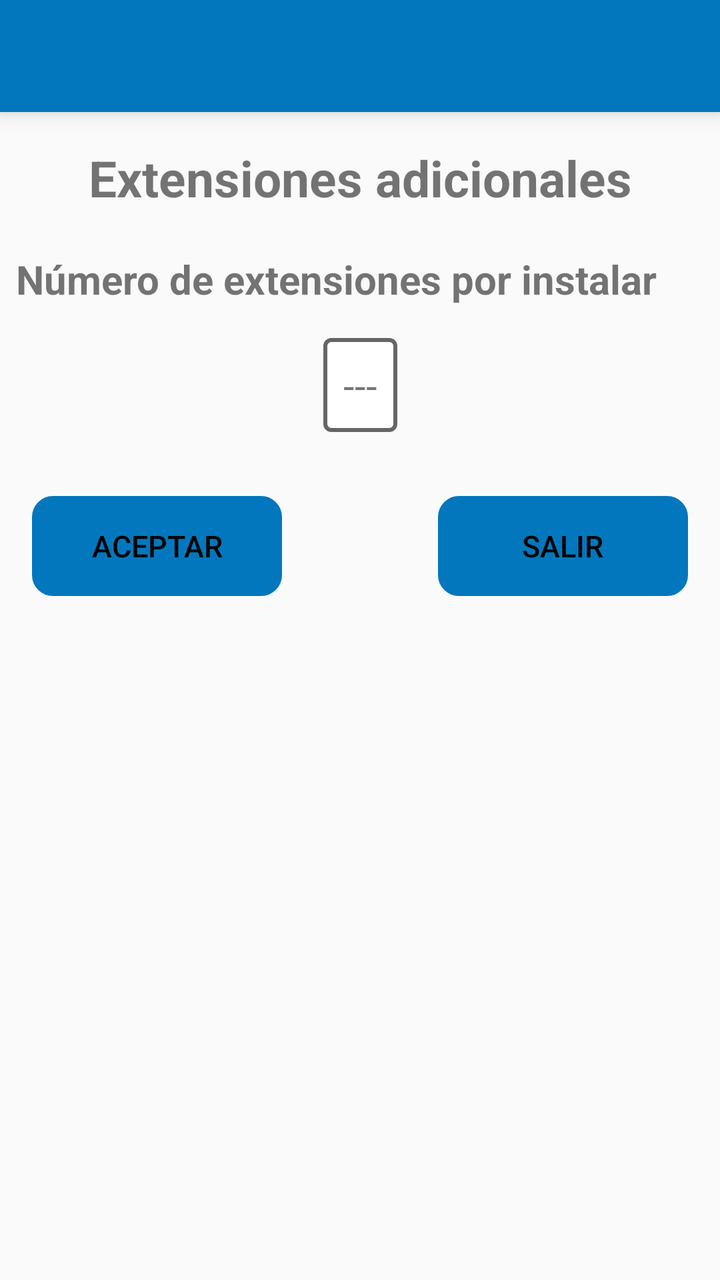
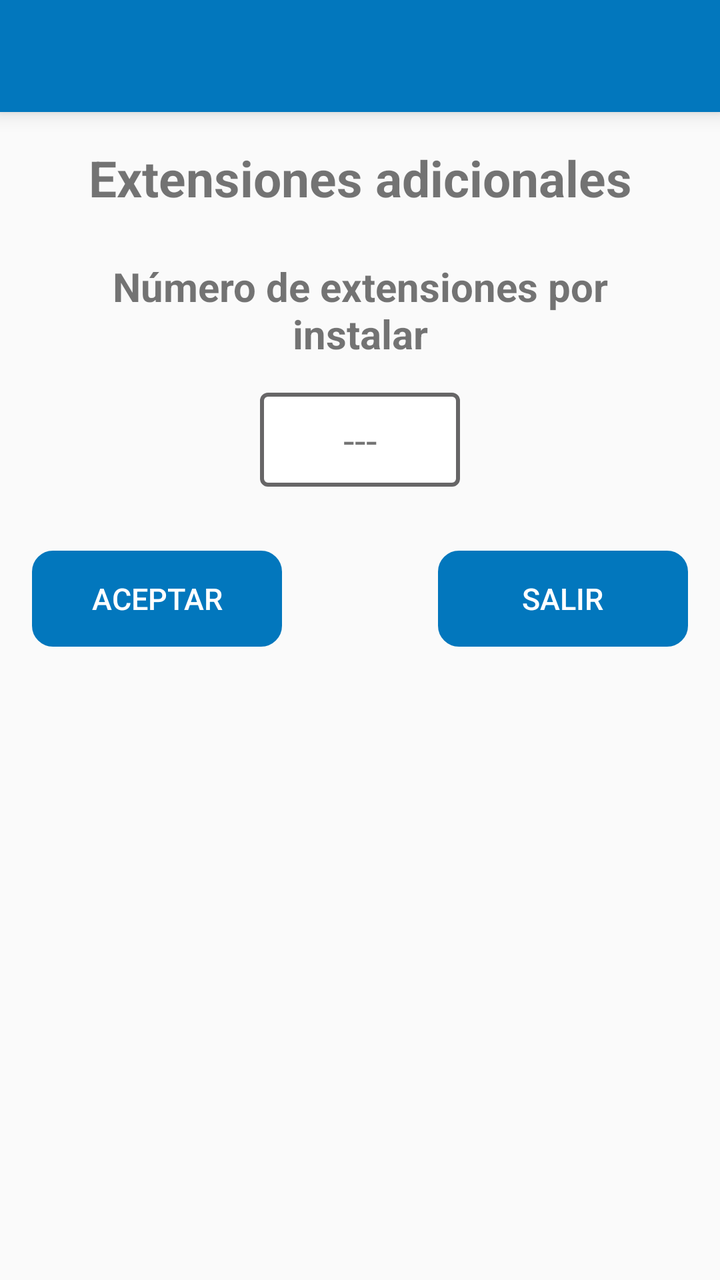

Two renders of the same Android screen: before a commit and after it. Below are the layout's source before the change and the commit's diff.
<!-- AndroidManifest.xml: application theme AppTheme -->
<!-- res/layout/activity_extencion.xml -->
<android.support.constraint.ConstraintLayout xmlns:app="http://schemas.android.com/apk/res-auto"
    xmlns:tools="http://schemas.android.com/tools"
    android:layout_width="match_parent"
    xmlns:android="http://schemas.android.com/apk/res/android"
    android:layout_height="match_parent">

    <include
        android:id="@+id/includeExtencion"
        layout="@layout/toolbar"
        tools:layout_editor_absoluteX="16dp"
        tools:layout_editor_absoluteY="84dp"></include>

    <TextView
        android:id="@+id/qwe"
        android:layout_width="wrap_content"
        android:layout_height="30dp"
        android:layout_alignParentStart="true"
        android:layout_alignParentTop="true"
        android:layout_marginTop="16dp"
        android:text="@string/extensiones_Adicionales"
        android:textSize="@dimen/titulos"
        android:textStyle="bold"
        app:layout_constraintEnd_toEndOf="parent"
        app:layout_constraintStart_toStartOf="parent"
        app:layout_constraintTop_toBottomOf="@+id/includeExtencion" />

    <TextView
        android:id="@+id/asd"
        android:layout_width="wrap_content"
        android:layout_height="wrap_content"
        android:layout_below="@+id/qwe"

        android:layout_marginStart="8dp"
        android:layout_marginTop="24dp"
        android:text="@string/numero_de_Extensiones"
        android:textSize="@dimen/grande"
        android:textStyle="bold"
        app:layout_constraintStart_toStartOf="parent"
        app:layout_constraintTop_toBottomOf="@+id/qwe" />

    <TextView
        android:id="@+id/txtExtencion"
        android:layout_width="wrap_content"
        android:layout_height="wrap_content"
        android:layout_below="@+id/asd"
        android:layout_centerHorizontal="true"
        android:layout_marginTop="16dp"
        android:background="@drawable/contorno"
        android:gravity="center"
        android:text="---"
        android:textSize="@dimen/grande"
        app:layout_constraintEnd_toEndOf="parent"
        app:layout_constraintStart_toStartOf="parent"
        app:layout_constraintTop_toBottomOf="@+id/asd" />

    <Button
        android:id="@+id/extencionAceptar"
        android:layout_width="125dp"
        android:layout_height="@dimen/botonMedianoA"
        android:layout_below="@+id/txtExtencion"
        android:layout_alignParentStart="true"
        android:layout_marginStart="16dp"
        android:layout_marginTop="32dp"
        android:textColor="#000"
        android:background="@drawable/boton"
        android:backgroundTint="@color/colorPrimary"
        android:text="@string/aceptar"
        android:textSize="@dimen/mediano"
        app:layout_constraintStart_toStartOf="parent"
        app:layout_constraintTop_toBottomOf="@+id/txtExtencion" />

    <Button
        android:id="@+id/extencionSalir"
        android:layout_width="125dp"
        android:layout_height="@dimen/botonMedianoA"
        android:layout_below="@+id/txtExtencion"
        android:layout_marginTop="32dp"
        android:layout_marginEnd="16dp"
        android:textSize="@dimen/mediano"
        android:layout_toEndOf="@+id/extencionAceptar"
        android:textColor="#000"
        android:background="@drawable/boton"
        android:backgroundTint="@color/colorPrimary"
        android:text="@string/salir"
        app:layout_constraintEnd_toEndOf="parent"
        app:layout_constraintTop_toBottomOf="@+id/txtExtencion" />
</android.support.constraint.ConstraintLayout>
<!-- res/layout/toolbar.xml (included above) -->
<?xml version="1.0" encoding="utf-8"?>
<android.support.v7.widget.Toolbar xmlns:android="http://schemas.android.com/apk/res/android"
    android:layout_width="match_parent"
    android:layout_height="?attr/actionBarSize"
    xmlns:app="http://schemas.android.com/apk/res-auto"
    android:background="@color/colorPrimary"
    android:elevation="6dp"
    android:theme="@style/ThemeOverlay.AppCompat.Dark.ActionBar"
    app:popupTheme="@style/ThemeOverlay.AppCompat.Light"/>
<!-- resources referenced by this layout -->
<resources>
  <color name="colorPrimary">#0277BD</color>
  <dimen name="botonMedianoA">50dp</dimen>
  <dimen name="grande">20dp</dimen>
  <dimen name="mediano">15dp</dimen>
  <dimen name="titulos">25dp</dimen>
  <!-- drawable boton (drawable) -->
  <?xml version="1.0" encoding="utf-8"?>
      <shape xmlns:android="http://schemas.android.com/apk/res/android" android:shape="rectangle">
          <stroke  android:width="1dp"/>
          <corners android:radius="10dp"/>
  
  
      </shape>
  <!-- drawable contorno (drawable) -->
  <?xml version="1.0" encoding="utf-8"?>
  <selector xmlns:android="http://schemas.android.com/apk/res/android">
      <item><layer-list>
          <item>
              <shape>
                  <solid
                      android:color="#ffff">
                  </solid>
  
                  <corners android:radius="3dp" />
  
                  <padding
                      android:bottom="10dp"
                      android:left="10dp"
                      android:right="10dp"
                      android:top="10dp" />
                  <stroke
                      android:width="2dp"
                      android:color="#676667"/>
              </shape>
          </item>
  
      </layer-list></item>
  </selector>
  <string name="aceptar">Aceptar</string>
  <string name="extensiones_Adicionales">Extensiones adicionales</string>
  <string name="numero_de_Extensiones">Número de extensiones por instalar</string>
  <string name="salir">Salir</string>
  <style name="AppTheme" parent="Theme.AppCompat.Light.DarkActionBar">
          
          <item name="colorPrimary">@color/colorPrimary</item>
          <item name="colorPrimaryDark">@color/colorPrimaryDark</item>
          <item name="colorAccent">@color/colorAccent</item>
          <item name="android:colorForeground">@android:color/background_dark</item>
      </style>
  <color name="colorPrimaryDark">#004C8C</color>
  <color name="colorAccent">#0000FF</color>
</resources>

<!-- the commit's change to res/layout/activity_extencion.xml (unified diff, before → after) -->
@@ -12,35 +12,39 @@
 
     <TextView
         android:id="@+id/qwe"
-        android:layout_width="wrap_content"
-        android:layout_height="30dp"
+        android:layout_width="300dp"
+        android:layout_height="wrap_content"
         android:layout_alignParentStart="true"
         android:layout_alignParentTop="true"
         android:layout_marginTop="16dp"
         android:text="@string/extensiones_Adicionales"
         android:textSize="@dimen/titulos"
         android:textStyle="bold"
+        android:textAlignment="center"
         app:layout_constraintEnd_toEndOf="parent"
         app:layout_constraintStart_toStartOf="parent"
         app:layout_constraintTop_toBottomOf="@+id/includeExtencion" />
 
     <TextView
         android:id="@+id/asd"
-        android:layout_width="wrap_content"
+        android:layout_width="300dp"
         android:layout_height="wrap_content"
         android:layout_below="@+id/qwe"
 
         android:layout_marginStart="8dp"
         android:layout_marginTop="24dp"
+        android:layout_marginEnd="8dp"
         android:text="@string/numero_de_Extensiones"
         android:textSize="@dimen/grande"
+        android:textAlignment="center"
         android:textStyle="bold"
+        app:layout_constraintEnd_toEndOf="parent"
         app:layout_constraintStart_toStartOf="parent"
         app:layout_constraintTop_toBottomOf="@+id/qwe" />
 
     <TextView
         android:id="@+id/txtExtencion"
-        android:layout_width="wrap_content"
+        android:layout_width="100dp"
         android:layout_height="wrap_content"
         android:layout_below="@+id/asd"
         android:layout_centerHorizontal="true"
@@ -56,15 +60,15 @@
     <Button
         android:id="@+id/extencionAceptar"
         android:layout_width="125dp"
-        android:layout_height="@dimen/botonMedianoA"
+        android:layout_height="wrap_content"
         android:layout_below="@+id/txtExtencion"
         android:layout_alignParentStart="true"
         android:layout_marginStart="16dp"
         android:layout_marginTop="32dp"
-        android:textColor="#000"
         android:background="@drawable/boton"
         android:backgroundTint="@color/colorPrimary"
         android:text="@string/aceptar"
+        android:textColor="#fff"
         android:textSize="@dimen/mediano"
         app:layout_constraintStart_toStartOf="parent"
         app:layout_constraintTop_toBottomOf="@+id/txtExtencion" />
@@ -72,16 +76,16 @@
     <Button
         android:id="@+id/extencionSalir"
         android:layout_width="125dp"
-        android:layout_height="@dimen/botonMedianoA"
+        android:layout_height="wrap_content"
         android:layout_below="@+id/txtExtencion"
         android:layout_marginTop="32dp"
         android:layout_marginEnd="16dp"
-        android:textSize="@dimen/mediano"
         android:layout_toEndOf="@+id/extencionAceptar"
-        android:textColor="#000"
         android:background="@drawable/boton"
         android:backgroundTint="@color/colorPrimary"
         android:text="@string/salir"
+        android:textColor="#fff"
+        android:textSize="@dimen/mediano"
         app:layout_constraintEnd_toEndOf="parent"
         app:layout_constraintTop_toBottomOf="@+id/txtExtencion" />
 </android.support.constraint.ConstraintLayout>
<!-- resource entries referenced after the edit -->
@@ -1,7 +1,6 @@
 <!-- resources referenced by this layout -->
 <resources>
   <color name="colorPrimary">#0277BD</color>
-  <dimen name="botonMedianoA">50dp</dimen>
   <dimen name="grande">20dp</dimen>
   <dimen name="mediano">15dp</dimen>
   <dimen name="titulos">25dp</dimen>
